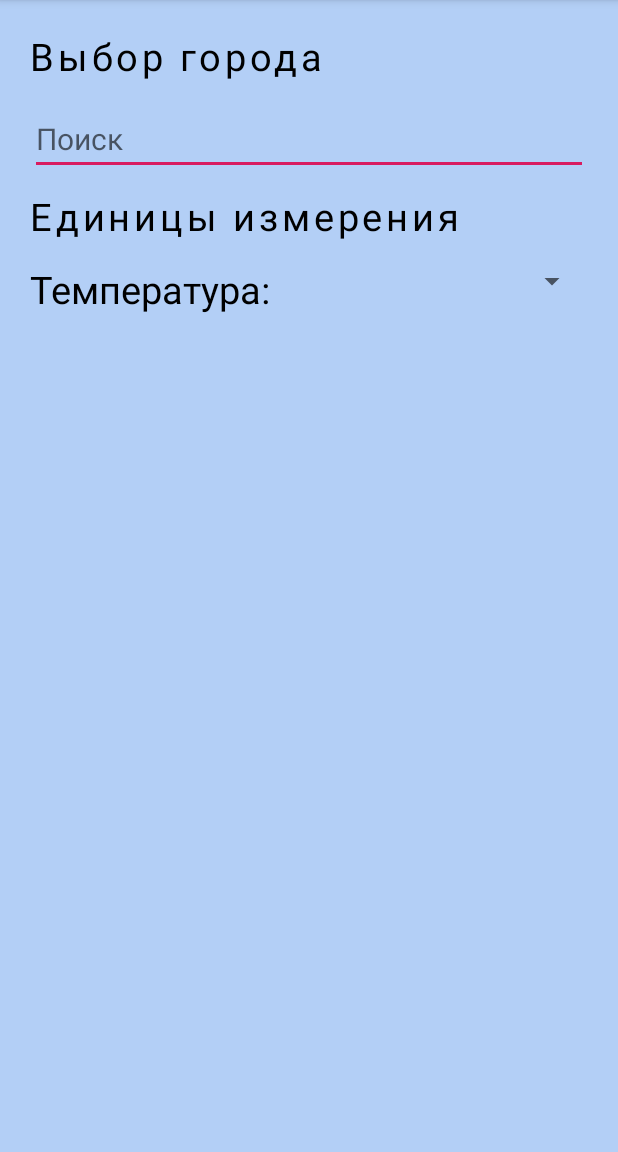
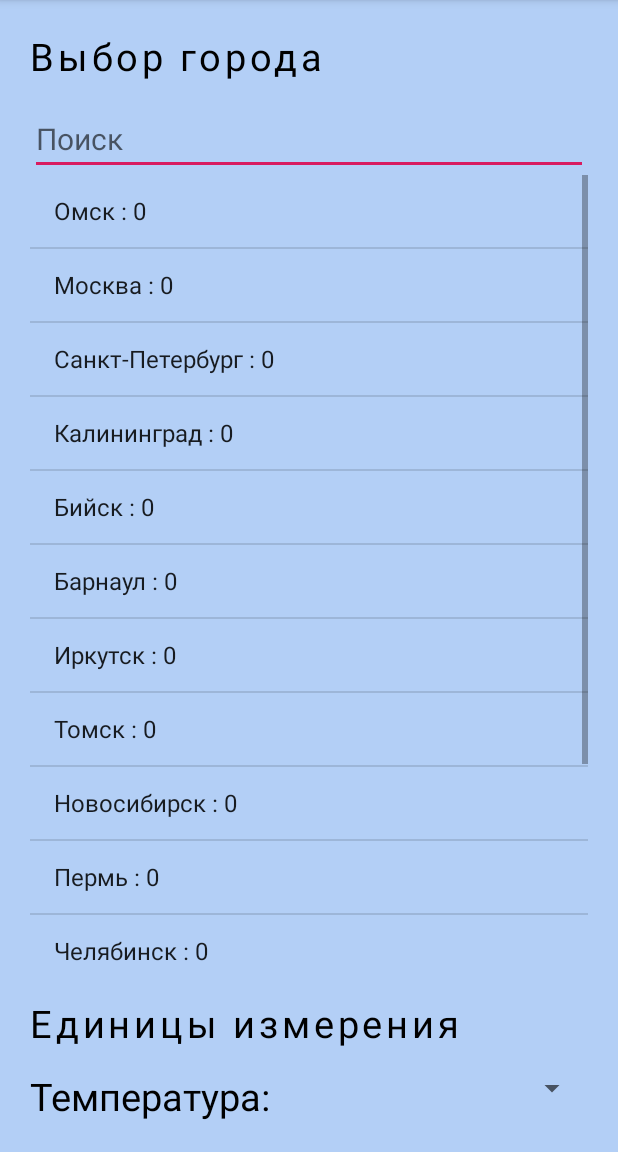
Before and after one commit to SimonenkoAlex/AndroidWeather, an Android app: the screen it shows after launch (SettingsActivity), in the options menu, after a tap on "Настройки", on a phone screen of 412 x 824 dp, the part 84-1236 px from its top. Run offline under Robolectric (Android 15) with nearby library versions, the phone set to English and light mode, and no system bars; 8 statements that could not run were skipped.

Commit message:
select a city from the database

```diff
--- a/WeatherApp/app/src/main/java/com/example/weatherapp/DatabaseHelper.java
+++ b/WeatherApp/app/src/main/java/com/example/weatherapp/DatabaseHelper.java
@@ -24,12 +24,44 @@ public class DatabaseHelper extends SQLiteOpenHelper {
                 + " INTEGER PRIMARY KEY AUTOINCREMENT," + COLUMN_NAME
                 + " TEXT, " + COLUMN_TEMP + " INTEGER);");
         // добавление начальных данных
-        db.execSQL("INSERT INTO "+ TABLE +" (" + COLUMN_NAME
-                + ", " + COLUMN_TEMP  + ") VALUES ('Омск', 0);");
+        fillDatabase(db);
     }
     @Override
     public void onUpgrade(SQLiteDatabase db, int oldVersion,  int newVersion) {
         db.execSQL("DROP TABLE IF EXISTS "+TABLE);
         onCreate(db);
     }
+
+    private void fillDatabase(SQLiteDatabase db) {
+        db.execSQL("INSERT INTO "+ TABLE +" (" + COLUMN_NAME
+                + ", " + COLUMN_TEMP  + ") VALUES ('Омск', 0);");
+        db.execSQL("INSERT INTO "+ TABLE +" (" + COLUMN_NAME
+                + ", " + COLUMN_TEMP  + ") VALUES ('Москва', 0);");
+        db.execSQL("INSERT INTO "+ TABLE +" (" + COLUMN_NAME
+                + ", " + COLUMN_TEMP  + ") VALUES ('Санкт-Петербург', 0);");
+        db.execSQL("INSERT INTO "+ TABLE +" (" + COLUMN_NAME
+                + ", " + COLUMN_TEMP  + ") VALUES ('Калининград', 0);");
+        db.execSQL("INSERT INTO "+ TABLE +" (" + COLUMN_NAME
+                + ", " + COLUMN_TEMP  + ") VALUES ('Бийск', 0);");
+        db.execSQL("INSERT INTO "+ TABLE +" (" + COLUMN_NAME
+                + ", " + COLUMN_TEMP  + ") VALUES ('Барнаул', 0);");
+        db.execSQL("INSERT INTO "+ TABLE +" (" + COLUMN_NAME
+                + ", " + COLUMN_TEMP  + ") VALUES ('Иркутск', 0);");
+        db.execSQL("INSERT INTO "+ TABLE +" (" + COLUMN_NAME
+                + ", " + COLUMN_TEMP  + ") VALUES ('Томск', 0);");
+        db.execSQL("INSERT INTO "+ TABLE +" (" + COLUMN_NAME
+                + ", " + COLUMN_TEMP  + ") VALUES ('Новосибирск', 0);");
+        db.execSQL("INSERT INTO "+ TABLE +" (" + COLUMN_NAME
+                + ", " + COLUMN_TEMP  + ") VALUES ('Пермь', 0);");
+        db.execSQL("INSERT INTO "+ TABLE +" (" + COLUMN_NAME
+                + ", " + COLUMN_TEMP  + ") VALUES ('Челябинск', 0);");
+        db.execSQL("INSERT INTO "+ TABLE +" (" + COLUMN_NAME
+                + ", " + COLUMN_TEMP  + ") VALUES ('Екатеринбург', 0);");
+        db.execSQL("INSERT INTO "+ TABLE +" (" + COLUMN_NAME
+                + ", " + COLUMN_TEMP  + ") VALUES ('Сочи', 0);");
+        db.execSQL("INSERT INTO "+ TABLE +" (" + COLUMN_NAME
+                + ", " + COLUMN_TEMP  + ") VALUES ('Владивосток', 0);");
+        db.execSQL("INSERT INTO "+ TABLE +" (" + COLUMN_NAME
+                + ", " + COLUMN_TEMP  + ") VALUES ('Красноярск', 0);");
+    }
 }
--- a/WeatherApp/app/src/main/java/com/example/weatherapp/MainActivity.java
+++ b/WeatherApp/app/src/main/java/com/example/weatherapp/MainActivity.java
@@ -95,6 +95,11 @@ public class MainActivity extends AppCompatActivity {
         updated = (TextView) findViewById(R.id.updateText);
 
         CityPreference cityPreference = new CityPreference(MainActivity.this);
+        Bundle extras = getIntent().getExtras();
+        if (extras != null) {
+            cityPreference.setCity(extras.getString("name"));
+        }
+
         renderWeatherData(cityPreference.getCity(), newUnits);
     }
 
@@ -210,7 +215,6 @@ public class MainActivity extends AppCompatActivity {
         // automatically handle clicks on the Home/Up button, so long
         // as you specify a parent activity in AndroidManifest.xml.
         int id = item.getItemId();
-        CityPreference cityPreference = new CityPreference(MainActivity.this);
 
         //noinspection SimplifiableIfStatement
         switch (id) {
@@ -219,8 +223,7 @@ public class MainActivity extends AppCompatActivity {
             case R.id.russian_local: item.setChecked(true); break;
             case R.id.english_local: item.setChecked(true); break;
         }
-        String newCity = cityPreference.getCity();
-        renderWeatherData(newCity, newUnits);
+
         return super.onOptionsItemSelected(item);
     }
 }
--- a/WeatherApp/app/src/main/java/com/example/weatherapp/SettingsActivity.java
+++ b/WeatherApp/app/src/main/java/com/example/weatherapp/SettingsActivity.java
@@ -2,13 +2,62 @@ package com.example.weatherapp;
 
 import androidx.appcompat.app.AppCompatActivity;
 
+import android.content.Intent;
+import android.database.Cursor;
+import android.database.sqlite.SQLiteDatabase;
 import android.os.Bundle;
+import android.view.View;
+import android.widget.AdapterView;
+import android.widget.ArrayAdapter;
+import android.widget.EditText;
+import android.widget.ListView;
+import android.widget.SimpleCursorAdapter;
+
+import java.util.List;
+
+import data.CityPreference;
+import model.City;
 
 public class SettingsActivity extends AppCompatActivity {
+    private DatabaseHelper sqlHelper;
+    private SQLiteDatabase db;
+    private Cursor cityCursor;
+    private SimpleCursorAdapter cityAdapter;
+    private ArrayAdapter<City> arrayAdapter;
+    private ListView cityList;
+    private EditText cityFilter;
 
     @Override
     protected void onCreate(Bundle savedInstanceState) {
         super.onCreate(savedInstanceState);
         setContentView(R.layout.activity_settings);
+        cityList = (ListView)findViewById(R.id.citiesList);
+        cityFilter = (EditText)findViewById(R.id.cityFilter);
+
+        cityList.setOnItemClickListener(new AdapterView.OnItemClickListener() {
+            @Override
+            public void onItemClick(AdapterView<?> parent, View view, int position, long id) {
+                City city = arrayAdapter.getItem(position);
+                if(city != null) {
+                    // переход к главной activity
+                    Intent intent = new Intent(getApplicationContext(), MainActivity.class);
+                    intent.putExtra("name", city.getName());
+                    startActivity(intent);
+                }
+            }
+        });
+    }
+
+    @Override
+    public void onResume() {
+        super.onResume();
+        DatabaseAdapter adapter = new DatabaseAdapter(this);
+        adapter.open();
+
+        List<City> cities = adapter.getCities();
+
+        arrayAdapter = new ArrayAdapter<>(this, android.R.layout.simple_list_item_1, cities);
+        cityList.setAdapter(arrayAdapter);
+        adapter.close();
     }
 }
--- a/WeatherApp/app/src/main/res/layout/activity_settings.xml
+++ b/WeatherApp/app/src/main/res/layout/activity_settings.xml
@@ -42,16 +42,21 @@
             app:layout_constraintRight_toRightOf="parent"
             app:layout_constraintTop_toTopOf="parent" />
 
-        <ListView
-            android:id="@+id/citiesList"
-            android:layout_width="match_parent"
+        <LinearLayout
+            android:layout_width="fill_parent"
             android:layout_height="wrap_content"
-            android:minHeight="50dp"
-            android:textSize="20sp"
-            app:layout_constraintBottom_toBottomOf="parent"
-            app:layout_constraintLeft_toLeftOf="parent"
-            app:layout_constraintRight_toRightOf="parent"
-            app:layout_constraintTop_toBottomOf="@+id/userFilter" />
+            android:layout_weight="0.1"
+            android:orientation="horizontal">
+
+            <ListView
+                android:id="@+id/citiesList"
+                android:layout_width="fill_parent"
+                android:layout_height="fill_parent"
+                app:layout_constraintBottom_toBottomOf="parent"
+                app:layout_constraintLeft_toLeftOf="parent"
+                app:layout_constraintRight_toRightOf="parent"
+                app:layout_constraintTop_toBottomOf="@+id/cityFilter" />
+        </LinearLayout>
 
         <TextView
             android:id="@+id/unitsText"
```
